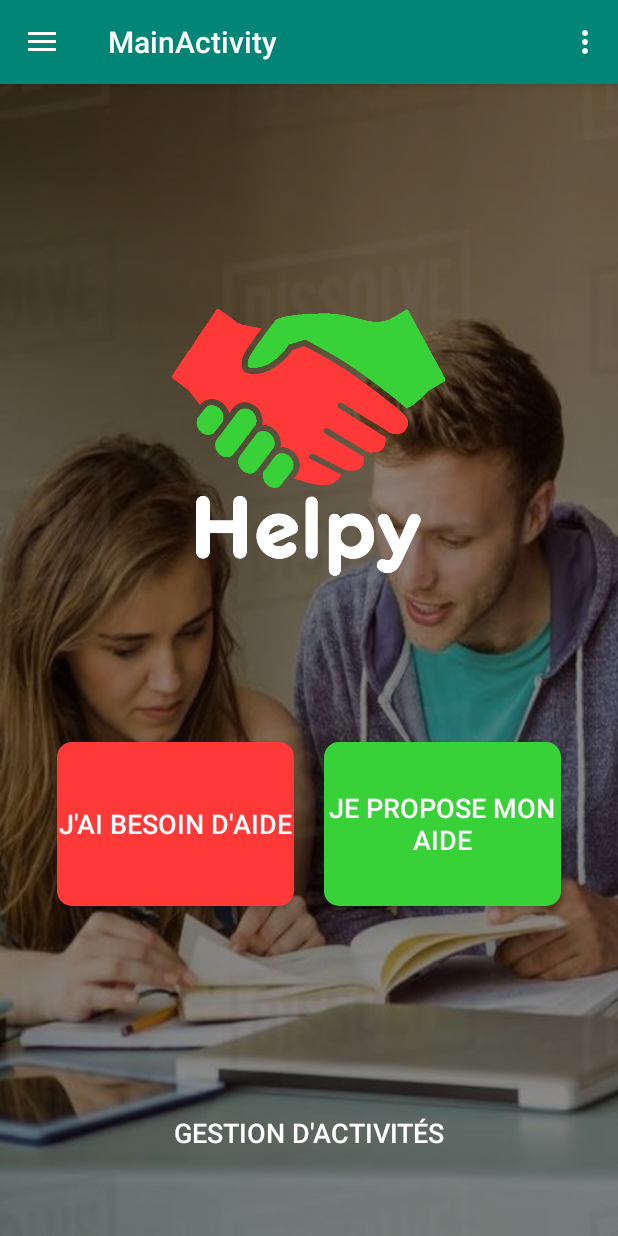
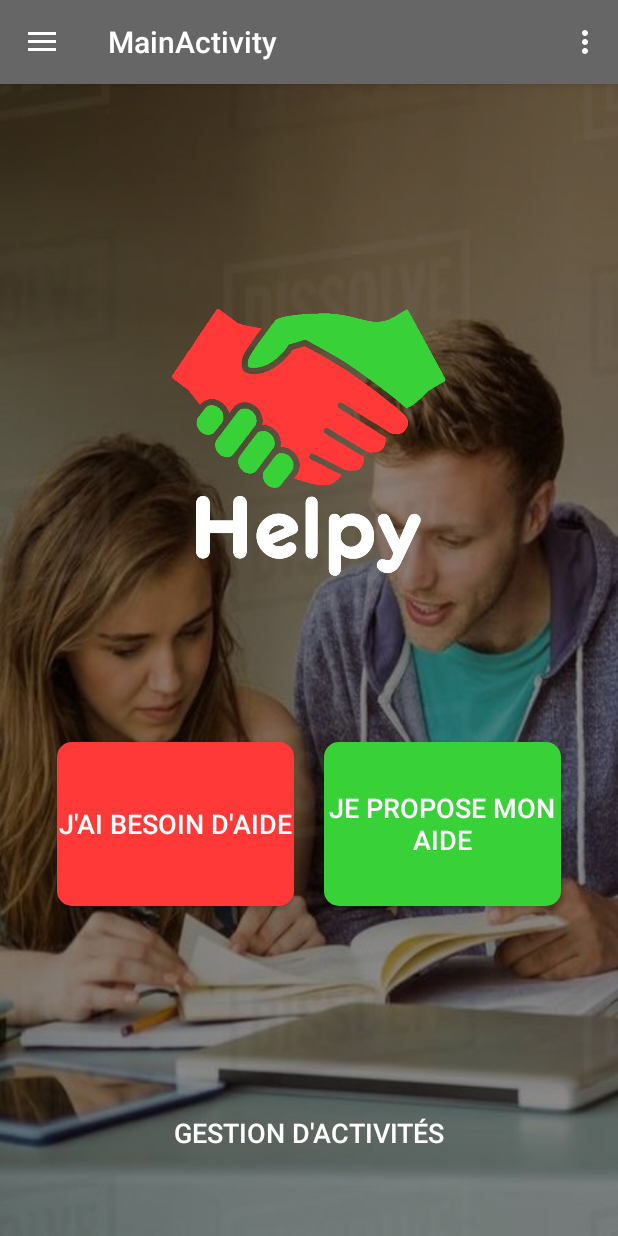
Before and after one commit to Samylms/helpy, an Android app: the MainActivity screen opened directly, with no data from a screen before it, on a phone screen of 412 x 824 dp. Run offline under Robolectric (Android 15) with nearby library versions, the light colour scheme and no system bars.

Commit message:
Modif des couleurs/styles, modif sur les boutons "j'ai besoin d'aide" et le bouton d'ajout de sujet

```diff
--- a/app/src/main/java/ij/personal/helpy/MainActivity.java
+++ b/app/src/main/java/ij/personal/helpy/MainActivity.java
@@ -12,6 +12,8 @@ import android.view.Menu;
 import android.view.MenuItem;
 import android.view.View;
 import android.widget.Button;
+
+import ij.personal.helpy.Need_Help.TopicListNeedHelpActivity;
 
 public class MainActivity extends AppCompatActivity
         implements NavigationView.OnNavigationItemSelectedListener {
@@ -32,7 +34,7 @@ public class MainActivity extends AppCompatActivity
         btnBesoin.setOnClickListener(new View.OnClickListener() {
             @Override
             public void onClick(View v) {
-                startActivity(new Intent(MainActivity.this, MainActivityTest.class));
+                startActivity(new Intent(MainActivity.this, TopicListNeedHelpActivity.class));
             }
         });
 
--- a/app/src/main/java/ij/personal/helpy/Need_Help/TopicListNeedHelpActivity.java
+++ b/app/src/main/java/ij/personal/helpy/Need_Help/TopicListNeedHelpActivity.java
@@ -3,7 +3,6 @@ package ij.personal.helpy.Need_Help;
 import android.content.Intent;
 import android.os.Bundle;
 import android.support.design.widget.FloatingActionButton;
-import android.support.design.widget.Snackbar;
 import android.support.v7.app.AppCompatActivity;
 import android.support.v7.widget.LinearLayoutManager;
 import android.support.v7.widget.RecyclerView;
@@ -38,8 +37,6 @@ public class TopicListNeedHelpActivity extends AppCompatActivity {
         fabAddSubject.setOnClickListener(new View.OnClickListener() {
             @Override
             public void onClick(View view) {
-                Snackbar.make(view, "Replace with your own action", Snackbar.LENGTH_LONG)
-                        .setAction("Action", null).show();
                 Intent intent = new Intent(getApplicationContext(), AddSubjectNeedHelpActivity.class);
                 startActivity(intent);
             }
--- a/app/src/main/res/values-v21/styles.xml
+++ b/app/src/main/res/values-v21/styles.xml
@@ -3,6 +3,7 @@
     <style name="AppTheme.NoActionBar">
         <item name="windowActionBar">false</item>
         <item name="windowNoTitle">true</item>
-        <item name="android:statusBarColor">@android:color/transparent</item>
+        <item name="android:statusBarColor">@color/black</item>
+        <!--<item name="android:statusBarColor">@android:color/transparent</item>-->
     </style>
 </resources>
--- a/app/src/main/res/values/styles.xml
+++ b/app/src/main/res/values/styles.xml
@@ -3,9 +3,9 @@
     <!-- Base application theme. -->
     <style name="AppTheme" parent="Theme.AppCompat.Light.DarkActionBar">
         <!-- Customize your theme here. -->
-        <item name="colorPrimary">@color/colorPrimary</item>
+        <item name="colorPrimary">@color/darkGrey</item>
         <item name="colorPrimaryDark">@color/colorPrimaryDark</item>
-        <item name="colorAccent">@color/colorAccent</item>
+        <item name="colorAccent">@color/grey</item>
     </style>
 
     <style name="AppTheme.NoActionBar">
@@ -21,7 +21,7 @@
         <!-- Customize your theme here. -->
         <item name="colorPrimary">@color/red</item>
         <item name="colorPrimaryDark">@color/red</item>
-        <item name="colorAccent">@color/white</item>
+        <item name="colorAccent">@color/red</item>
     </style>
 
 </resources>
```
